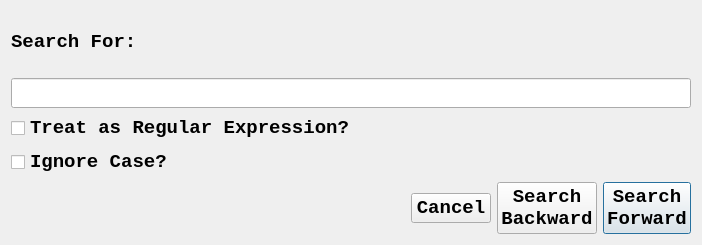
This is epicpy/uifiles/searchui.ui in travisseymour/EPICpy as Qt 5 draws it before an edit. The edited form follows.
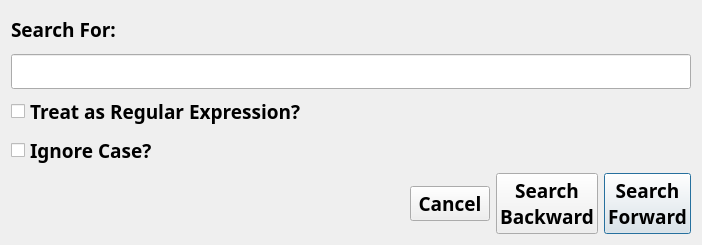
This is the edited form.

Patch:
```diff
--- a/epicpy/uifiles/searchui.ui
+++ b/epicpy/uifiles/searchui.ui
@@ -27,7 +27,7 @@
   </property>
   <property name="font">
    <font>
-    <family>Consolas</family>
+    <family>Fira Mono</family>
     <pointsize>14</pointsize>
    </font>
   </property>
@@ -46,9 +46,8 @@
         <widget class="QLabel" name="label">
          <property name="font">
           <font>
-           <family>Consolas</family>
+           <family>Fira Mono</family>
            <pointsize>14</pointsize>
-           <weight>75</weight>
            <bold>true</bold>
           </font>
          </property>
@@ -70,9 +69,8 @@
       <widget class="QCheckBox" name="checkBoxRegEx">
        <property name="font">
         <font>
-         <family>Consolas</family>
+         <family>Fira Mono</family>
          <pointsize>14</pointsize>
-         <weight>75</weight>
          <bold>true</bold>
         </font>
        </property>
@@ -85,9 +83,8 @@
       <widget class="QCheckBox" name="checkBoxIgnoreCase">
        <property name="font">
         <font>
-         <family>Consolas</family>
+         <family>Fira Mono</family>
          <pointsize>14</pointsize>
-         <weight>75</weight>
          <bold>true</bold>
         </font>
        </property>
@@ -102,7 +99,7 @@
         <spacer name="horizontalSpacer">
          <property name="font">
           <font>
-           <family>Consolas</family>
+           <family>Fira Mono</family>
            <pointsize>14</pointsize>
           </font>
          </property>
@@ -121,9 +118,8 @@
         <widget class="QPushButton" name="pushButtonCancel">
          <property name="font">
           <font>
-           <family>Consolas</family>
+           <family>Fira Mono</family>
            <pointsize>14</pointsize>
-           <weight>75</weight>
            <bold>true</bold>
           </font>
          </property>
@@ -136,9 +132,8 @@
         <widget class="QPushButton" name="pushButtonSearchBackward">
          <property name="font">
           <font>
-           <family>Consolas</family>
+           <family>Fira Mono</family>
            <pointsize>14</pointsize>
-           <weight>75</weight>
            <bold>true</bold>
           </font>
          </property>
@@ -155,9 +150,8 @@
         <widget class="QPushButton" name="pushButtonSearchForward">
          <property name="font">
           <font>
-           <family>Consolas</family>
+           <family>Fira Mono</family>
            <pointsize>14</pointsize>
-           <weight>75</weight>
            <bold>true</bold>
           </font>
          </property>
```
